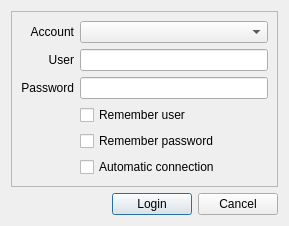
hwgao/beebeep, file src/GuiNetworkLogin.ui: the form before one commit.
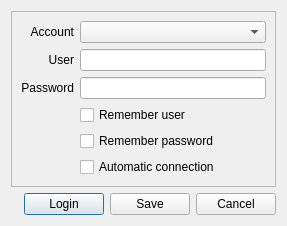
The form after the commit.

Diff of the .ui file:
```diff
--- a/src/GuiNetworkLogin.ui
+++ b/src/GuiNetworkLogin.ui
@@ -6,15 +6,15 @@
    <rect>
     <x>0</x>
     <y>0</y>
-    <width>289</width>
-    <height>201</height>
+    <width>287</width>
+    <height>208</height>
    </rect>
   </property>
   <property name="windowTitle">
    <string>Dialog</string>
   </property>
   <layout class="QGridLayout" name="gridLayout_2">
-   <item row="0" column="0" colspan="3">
+   <item row="0" column="0" colspan="4">
     <widget class="QFrame" name="mp_frameLogin">
      <property name="frameShape">
       <enum>QFrame::StyledPanel</enum>
@@ -111,6 +111,13 @@
     </widget>
    </item>
    <item row="1" column="2">
+    <widget class="QPushButton" name="mp_pbSave">
+     <property name="text">
+      <string>Save</string>
+     </property>
+    </widget>
+   </item>
+   <item row="1" column="3">
     <widget class="QPushButton" name="mp_pbCancel">
      <property name="text">
       <string>Cancel</string>
```
Left out of the diff: 1 changed line with no effect on the pictures.
